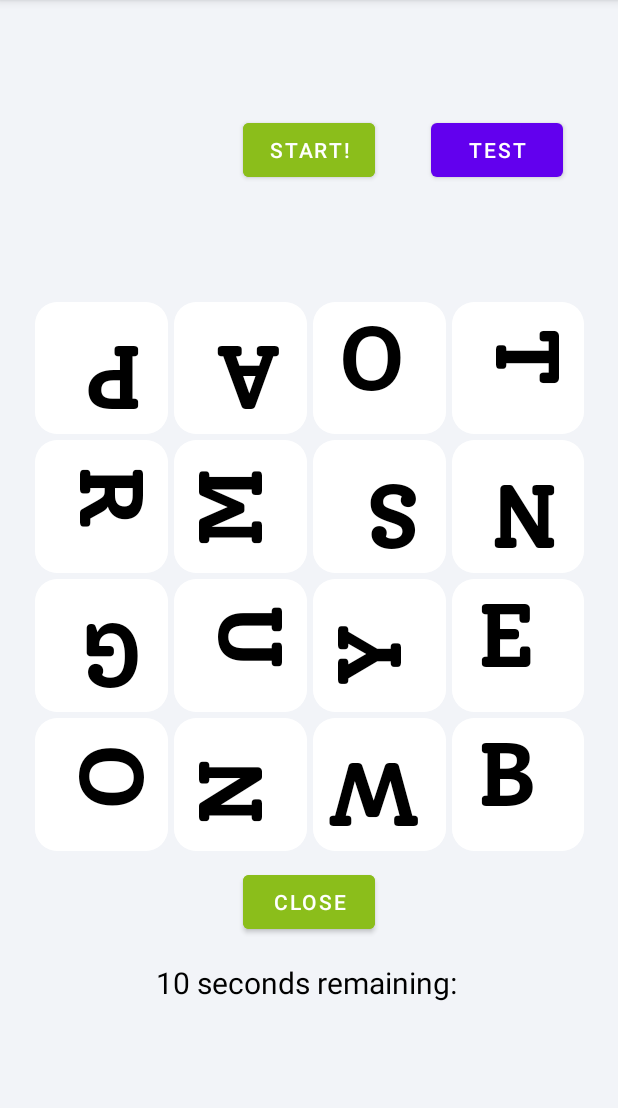
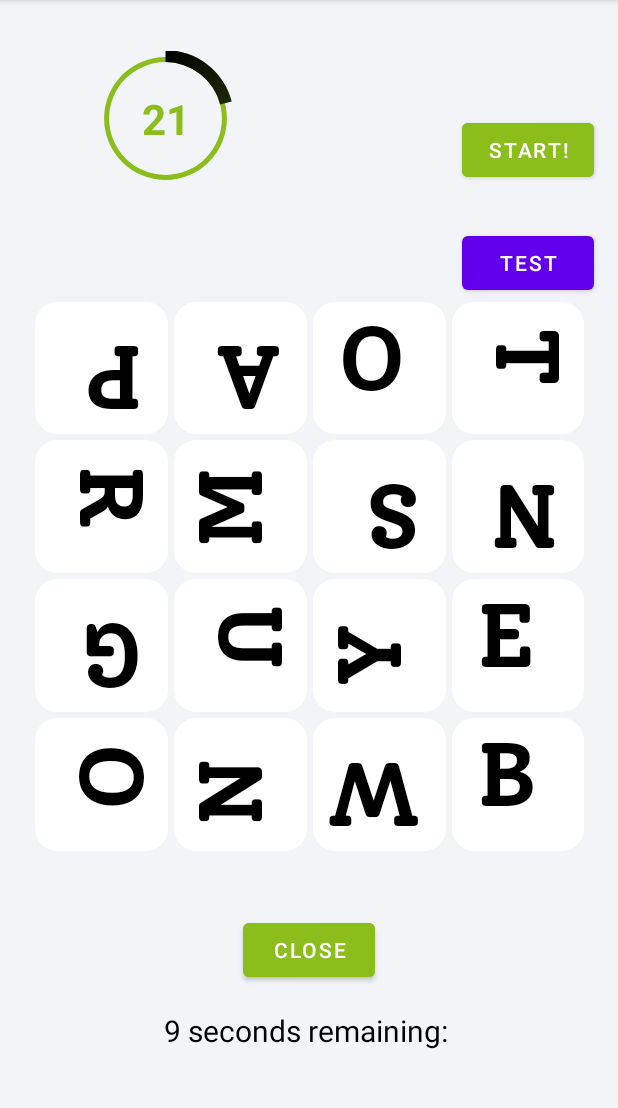
Before and after one commit to tubbmeister/My_Boggle, an Android app: the screen it shows after launch (MainActivity), after a tap on "TEST", on a phone screen of 412 x 824 dp, the part 84-1192 px from its top. Run offline under Robolectric (Android 15) with nearby library versions, the phone set to English and light mode, and no system bars; 2 other taps on this screen came first.

Commit message:
Circular Timer

```diff
--- a/app/src/main/java/com/example/myboggle/MainActivity.java
+++ b/app/src/main/java/com/example/myboggle/MainActivity.java
@@ -10,6 +10,7 @@ import android.os.CountDownTimer;
 import android.os.Handler;
 import android.os.Looper;
 import android.view.View;
+import android.widget.ProgressBar;
 import android.widget.TextView;
 
 import java.util.ArrayList;
@@ -21,7 +22,9 @@ import java.util.TimerTask;
 public class MainActivity extends AppCompatActivity {
 
     float tempFloat;
-
+private ProgressBar progressBar;
+private TextView progressText;
+int kk=100;
     String[] Display_Angle,Top_1,Sel_Letter,items;
     String Angle,Tile,Tube_Array_Choice;
     ArrayList<Integer> list;
@@ -53,8 +56,36 @@ public class MainActivity extends AppCompatActivity {
         text_15=findViewById(R.id.Cube_15);
         text_16=findViewById(R.id.Cube_16);
         textView=findViewById(R.id.textView);
-        //Display_Angle=R.getStringArray(R.array.Display_Angle);
-    }
+
+        progressBar=findViewById(R.id.progress_bar);
+        progressText=findViewById(R.id.progress_text);
+
+
+
+
+            final Handler handler1=new Handler();
+            handler1.postDelayed(new Runnable() {
+                @Override
+                public void run() {
+                    // set the limitations for the numeric
+                    // text under the progress bar
+                    if (kk >= 0) {
+                        progressText.setText("" + kk);
+                        progressBar.setProgress(kk);
+                        kk--;
+                        handler1.postDelayed(this, 200);
+                    } else {
+                        handler1.removeCallbacks(this);
+                    }
+                }
+            }, 200);
+                }
+
+
+
+
+
+
 
 public void Start(View view) {
 
--- /dev/null
+++ b/app/src/main/res/drawable/circular_progress_bar.xml
@@ -0,0 +1,21 @@
+<?xml version="1.0" encoding="utf-8"?>
+<rotate
+    xmlns:android="http://schemas.android.com/apk/res/android"
+    android:fromDegrees="270"
+    android:toDegrees="270">
+
+    <!--styling the progress bar-->
+    <shape
+        android:innerRadiusRatio="2.5"
+        android:shape="ring"
+        android:thickness="8dp"
+        android:useLevel="true">
+        <gradient
+            android:angle="0"
+            android:endColor="@color/colorPrimary"
+            android:startColor="#000000"
+            android:type="sweep"
+            android:useLevel="false" />
+    </shape>
+
+</rotate>
--- /dev/null
+++ b/app/src/main/res/drawable/circular_shape.xml
@@ -0,0 +1,9 @@
+<?xml version="1.0" encoding="utf-8"?>
+<shape
+    xmlns:android="http://schemas.android.com/apk/res/android"
+    android:innerRadiusRatio="2.5"
+    android:shape="ring"
+    android:thickness="3dp"
+    android:useLevel="false">
+    <solid android:color="@color/colorPrimary" />
+</shape>
--- a/app/src/main/res/layout/activity_main.xml
+++ b/app/src/main/res/layout/activity_main.xml
@@ -7,6 +7,8 @@
     android:layout_height="match_parent"
     android:background="#f2f4f8"
     tools:context=".MainActivity">
+
+
 
 
     <androidx.gridlayout.widget.GridLayout
@@ -524,23 +526,24 @@
         android:id="@+id/button"
         android:layout_width="wrap_content"
         android:layout_height="wrap_content"
+        android:layout_marginEnd="16dp"
+        android:backgroundTint="#8bbe1b"
         android:onClick="Start"
-        android:backgroundTint="#8bbe1b"
         android:text="Start!"
         app:layout_constraintBottom_toTopOf="@+id/gridLayout"
         app:layout_constraintEnd_toEndOf="parent"
-        app:layout_constraintStart_toStartOf="parent"
         app:layout_constraintTop_toTopOf="parent" />
 
     <Button
         android:id="@+id/Stop"
         android:layout_width="wrap_content"
         android:layout_height="wrap_content"
+        android:layout_marginTop="40dp"
         android:backgroundTint="#8bbe1b"
-        android:layout_marginTop="8dp"
         android:onClick="Stop"
         android:text="Close"
         app:layout_constraintEnd_toEndOf="parent"
+        app:layout_constraintHorizontal_bias="0.501"
         app:layout_constraintStart_toStartOf="parent"
         app:layout_constraintTop_toBottomOf="@+id/gridLayout" />
 
@@ -561,11 +564,12 @@
         android:id="@+id/button2"
         android:layout_width="wrap_content"
         android:layout_height="wrap_content"
+        android:layout_marginEnd="16dp"
         android:onClick="Looper"
         android:text="Test"
-        app:layout_constraintBottom_toBottomOf="@+id/button"
+        app:layout_constraintBottom_toTopOf="@+id/gridLayout"
         app:layout_constraintEnd_toEndOf="parent"
-        app:layout_constraintStart_toEndOf="@+id/button" />
+        app:layout_constraintStart_toStartOf="@+id/button" />
 
     <TextView
         android:id="@+id/textView"
@@ -578,5 +582,38 @@
         app:layout_constraintBottom_toBottomOf="@+id/button"
         app:layout_constraintEnd_toStartOf="@+id/button" />
 
+    <ProgressBar
+        android:id="@+id/progress_bar"
+        style="?android:attr/progressBarStyleHorizontal"
+        android:layout_width="94dp"
+        android:layout_height="90dp"
+        android:layout_marginStart="24dp"
+        android:layout_marginEnd="112dp"
+        android:background="@drawable/circular_shape"
+        android:indeterminate="false"
+        android:progressDrawable="@drawable/circular_progress_bar"
+        android:textAlignment="center"
+        app:layout_constraintBottom_toBottomOf="@+id/button"
+        app:layout_constraintEnd_toStartOf="@+id/button"
+        app:layout_constraintStart_toStartOf="parent" />
+
+    <!--Text implementation in center of the progress bar-->
+    <TextView
+        android:id="@+id/progress_text"
+        android:layout_width="49dp"
+        android:layout_height="38dp"
+        android:layout_alignParentLeft="true"
+        android:layout_alignParentRight="true"
+        android:layout_centerVertical="true"
+        android:gravity="center"
+        android:text="---"
+        android:textColor="@color/colorPrimary"
+        android:textSize="28sp"
+        android:textStyle="bold"
+        app:layout_constraintBottom_toBottomOf="@+id/progress_bar"
+        app:layout_constraintEnd_toEndOf="@+id/progress_bar"
+        app:layout_constraintStart_toStartOf="@+id/progress_bar"
+        app:layout_constraintTop_toTopOf="@+id/progress_bar" />
+
 
 </androidx.constraintlayout.widget.ConstraintLayout>
--- a/app/src/main/res/values/colors.xml
+++ b/app/src/main/res/values/colors.xml
@@ -7,4 +7,5 @@
     <color name="teal_700">#FF018786</color>
     <color name="black">#FF000000</color>
     <color name="white">#FFFFFFFF</color>
+    <color name="colorPrimary">#8bbe1b</color>
 </resources>
```
